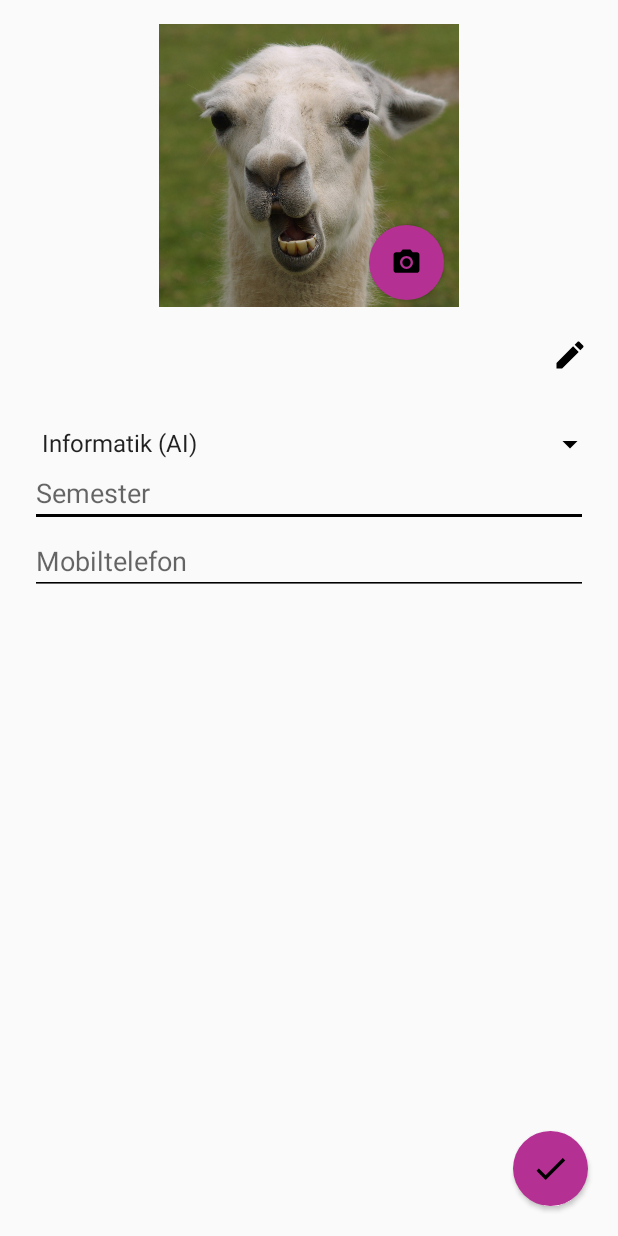
After one commit to Kalaman/StudyBuddies, an Android app: the layout fragment_profile.xml on its own in the app's theme, with its tools: preview values and no code run, on a phone screen of 412 x 824 dp. The commit adds this screen. Run offline under Robolectric (Android 15) with nearby library versions, the light colour scheme and no system bars.

Commit message:
new fragments added

```diff
--- /dev/null
+++ b/app/src/main/res/layout/fragment_profile.xml
@@ -0,0 +1,123 @@
+<?xml version="1.0" encoding="utf-8"?>
+<RelativeLayout xmlns:android="http://schemas.android.com/apk/res/android"
+    xmlns:app="http://schemas.android.com/apk/res-auto"
+    xmlns:tools="http://schemas.android.com/tools"
+    android:layout_width="match_parent"
+    android:layout_height="match_parent"
+    tools:context="com.th_koeln.studybuddies.ProfileFragment">
+
+
+    <ImageView
+        android:id="@+id/imageView"
+        android:layout_width="200dp"
+        android:layout_height="200dp"
+        android:layout_alignParentTop="true"
+        android:layout_centerHorizontal="true"
+        android:layout_marginTop="10dp"
+        android:src="@drawable/lama" />
+
+    <RelativeLayout
+        android:id="@+id/textLayout"
+        android:layout_width="match_parent"
+        android:layout_height="wrap_content"
+        android:paddingHorizontal="20dp"
+        android:layout_below="@+id/imageView"
+        android:orientation="vertical">
+
+        <TextView
+            android:id="@+id/textViewName"
+            android:layout_width="match_parent"
+            android:layout_height="wrap_content"
+            android:layout_centerHorizontal="true"
+            android:gravity="center"
+            android:textSize="22sp"
+            android:textStyle="bold" />
+
+        <TextView
+            android:id="@+id/textViewName2"
+            android:layout_below="@+id/textViewName"
+            android:layout_width="match_parent"
+            android:layout_height="wrap_content"
+            android:layout_centerHorizontal="true"
+            android:gravity="center"
+            android:textSize="18sp"
+            android:textStyle="italic" />
+
+        <ImageButton
+            android:id="@+id/imageButton2"
+            android:layout_width="wrap_content"
+            android:layout_height="wrap_content"
+            android:background="@null"
+            android:layout_centerVertical="true"
+            android:layout_alignEnd="@id/textViewName"
+            android:layout_alignRight="@id/textViewName"
+            android:src="@drawable/ic_mode_edit_black_24dp" />
+        </RelativeLayout>
+
+    <RelativeLayout
+        android:layout_width="match_parent"
+        android:layout_height="match_parent"
+        android:layout_centerHorizontal="true"
+        android:layout_below="@+id/textLayout"
+        android:padding="20dp"
+        android:orientation="vertical">
+
+        <Spinner
+            android:id="@+id/spinnerProfileStudyprogram"
+            android:layout_width="match_parent"
+            android:layout_height="wrap_content"
+            android:entries="@array/studyprograms"
+            android:prompt="@string/studyprogram_prompt"
+            android:dropDownWidth="match_parent"
+            android:spinnerMode="dropdown"
+            android:background="@null"/>
+
+        <ImageView
+
+            android:layout_width="wrap_content"
+            android:layout_height="wrap_content"
+            android:layout_alignEnd="@id/spinnerProfileStudyprogram"
+            android:layout_alignRight="@id/spinnerProfileStudyprogram"
+            android:src="@drawable/ic_arrow_drop_down_black_24dp"/>
+
+        <EditText
+            android:id="@+id/editSemester"
+            android:layout_below="@+id/spinnerProfileStudyprogram"
+            android:layout_width="match_parent"
+            android:layout_height="wrap_content"
+            android:backgroundTint="#000000"
+            android:inputType="phone"
+            android:hint="Semester"
+            android:text=""
+            />
+
+        <EditText
+            android:id="@+id/editPhone"
+            android:layout_width="match_parent"
+            android:layout_height="wrap_content"
+            android:layout_below="@+id/editSemester"
+            android:backgroundTint="#000000"
+            android:hint="Mobiltelefon"
+            android:inputType="phone" />
+    </RelativeLayout>
+
+    <Button
+        android:id="@+id/editProfile"
+        android:layout_width="50dp"
+        android:layout_height="50dp"
+        android:layout_toRightOf="@id/imageView"
+        android:layout_below="@id/imageView"
+        android:layout_marginLeft="-60dp"
+        android:layout_marginTop="-60dp"
+        android:background="@drawable/edit_photo" />
+
+    <Button
+        android:id="@+id/saveChanges"
+        android:layout_width="50dp"
+        android:layout_height="50dp"
+        android:layout_alignParentBottom="true"
+        android:layout_alignParentRight="true"
+        android:layout_margin="20dp"
+        android:background="@drawable/save_changes" />
+
+</RelativeLayout>
--- a/app/src/main/res/layout/fragment_search.xml
+++ b/app/src/main/res/layout/fragment_search.xml
@@ -21,10 +21,6 @@
             android:layout_width="wrap_content"
             android:layout_height="wrap_content"
             android:layout_marginBottom="150dp"
-            app:StartSearchTintColor="@color/colorPrimary"
-            app:DoneSearchTintColor="@color/colorPrimary"
-            app:RevealViewBackgroundColor="@color/colorPrimary"
-            app:SearchViewBackgroundColor="@android:color/secondary_text_dark"
             app:ShowBorders="false"
             app:RevealEmptyText="Kurs auswählen"
             app:SpinnerExpandHeight="300dp"/>
--- a/app/src/main/res/layout/row_learngroup.xml
+++ b/app/src/main/res/layout/row_learngroup.xml
@@ -14,20 +14,18 @@
         android:layout_marginBottom="5dp"
         app:cardElevation="2dp">
 
-        <LinearLayout
+        <RelativeLayout
+            android:id="@+id/relativeLayoutLearngroup"
             android:layout_width="match_parent"
             android:layout_height="match_parent"
             android:gravity="center"
             android:weightSum="10"
+            android:padding="10dp"
             android:orientation="vertical">
 
             <LinearLayout
                 android:layout_width="match_parent"
                 android:layout_height="wrap_content"
-                android:paddingLeft="10dp"
-                android:paddingRight="10dp"
-                android:paddingTop="10dp"
-                android:paddingBottom="7dp"
                 android:layout_weight="9"
                 android:orientation="vertical">
 
@@ -123,12 +121,18 @@
                         android:layout_height="wrap_content"
                         android:text="1/4 Teilnehmer"/>
                 </LinearLayout>
+
             </LinearLayout>
 
-
-
-        </LinearLayout>
-
+            <Button
+                android:id="@+id/add_learngroup"
+                android:visibility="gone"
+                android:layout_width="50dp"
+                android:layout_height="50dp"
+                android:layout_alignParentBottom="true"
+                android:layout_alignParentRight="true"
+                android:background="@drawable/add" />
+        </RelativeLayout>
 
     </android.support.v7.widget.CardView>
 </LinearLayout>
--- a/app/src/main/res/menu/activity_main_drawer.xml
+++ b/app/src/main/res/menu/activity_main_drawer.xml
@@ -12,6 +12,10 @@
             android:id="@+id/nav_my_learngroups"
             android:icon="@drawable/ic_school_black_24dp"
             android:title="@string/nav_action_learngroup" />
+        <item
+            android:id="@+id/nav_profile"
+            android:icon="@drawable/ic_person_black_24dp"
+            android:title="@string/nav_action_profile" />
 
     </group>
 
--- a/app/src/main/res/values/strings.xml
+++ b/app/src/main/res/values/strings.xml
@@ -9,6 +9,7 @@
     <string name="action_settings">Settings</string>
     <string name="nav_action_main">Suche</string>
     <string name="nav_action_learngroup">Meine Lerngruppen</string>
+    <string name="nav_action_profile">Profil</string>
 
     <string name="studyprogram_prompt">Wähle deinen Studiengang aus</string>
     <string-array name="studyprograms">
@@ -16,4 +17,7 @@
         <item>Medieninformatik (MI)</item>
         <item>Wirtschaftsinformatik (WI)</item>
     </string-array>
+
+    <!-- TODO: Remove or change this placeholder text -->
+    <string name="hello_blank_fragment">Hello blank fragment</string>
 </resources>
```
